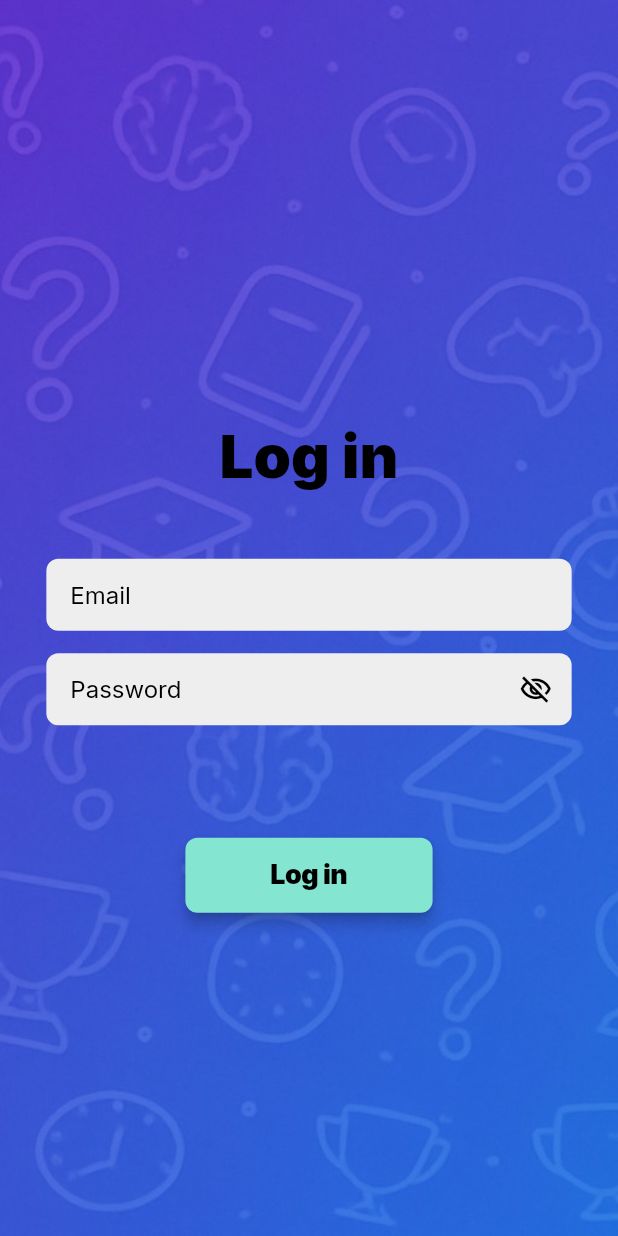
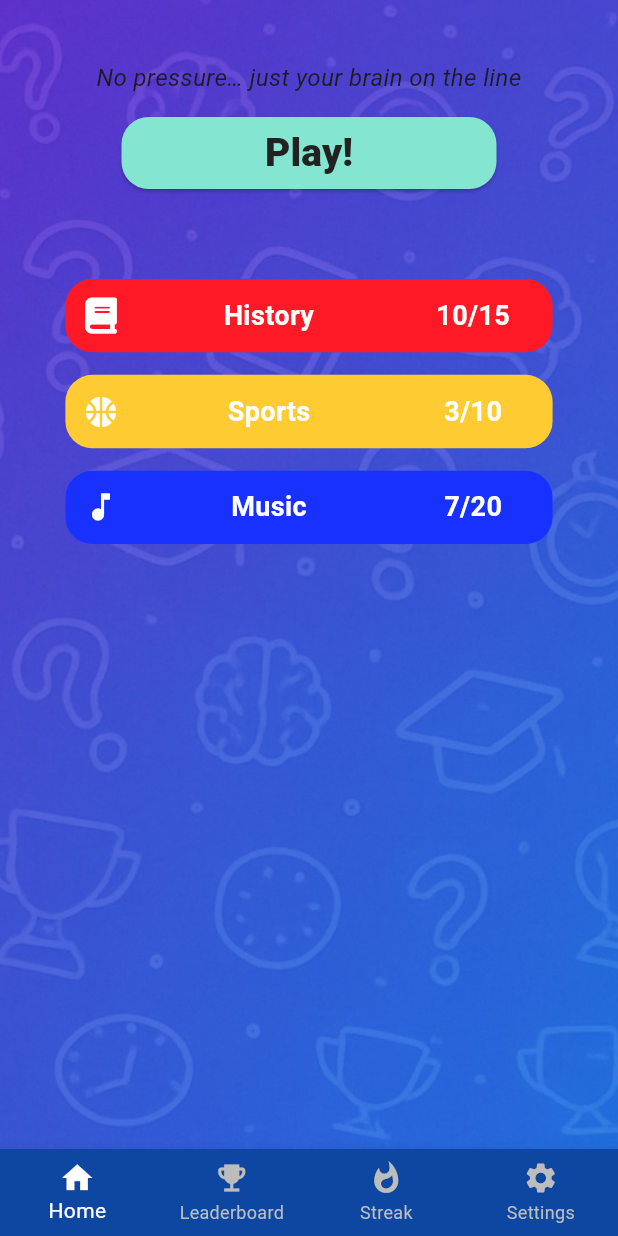
Before and after one commit to MarkoTkalec321/mindly, a Flutter app: the screen it shows after launch, after a tap on "Log in", on a phone screen of 412 x 824 dp. Run offline on Flutter 3.47's test engine with Material 3 defaults, Android fonts, the phone set to English and light mode, and no system bars; our stand-ins replace font_awesome_flutter, google_fonts.

Commit message:
Added home page and menu navigation

```diff
--- a/lib/main.dart
+++ b/lib/main.dart
@@ -3,7 +3,6 @@ import 'screens/auth/login_page.dart';
 
 void main() async {
   WidgetsFlutterBinding.ensureInitialized();
-
   runApp(const MainApp());
 }
 
--- a/lib/screens/auth/login_page.dart
+++ b/lib/screens/auth/login_page.dart
@@ -5,6 +5,7 @@ import 'package:flutter/material.dart';
 import 'package:google_fonts/google_fonts.dart';
 
 import './models/login_page_model.dart';
+import 'package:mindly/screens/menu/main_navigation.dart';
 
 class LoginPageWidget extends StatefulWidget {
   const LoginPageWidget({super.key});
@@ -256,8 +257,13 @@ class _LoginPageWidgetState extends State<LoginPageWidget> {
             Padding(
               padding: EdgeInsetsDirectional.fromSTEB(0, 75, 0, 0),
               child: FFButtonWidget(
-                onPressed: () {
-                  print('Button pressed ...');
+                    onPressed: () {
+                      Navigator.pushReplacement(
+                        context,
+                        MaterialPageRoute(
+                          builder: (context) => const MainNavigation(),
+                        ),
+                      );
                 },
                 text: 'Log in',
                 options: FFButtonOptions(
--- /dev/null
+++ b/lib/screens/home_page/home_page.dart
@@ -0,0 +1,150 @@
+import 'package:flutter/material.dart';
+import 'package:font_awesome_flutter/font_awesome_flutter.dart';
+
+class HomePageWidget extends StatefulWidget {
+  const HomePageWidget({super.key});
+
+  static String routeName = 'MainScreen';
+  static String routePath = '/mainScreen';
+
+  @override
+  State<HomePageWidget> createState() => _HomePageWidgetState();
+}
+
+class _HomePageWidgetState extends State<HomePageWidget> {
+  final scaffoldKey = GlobalKey<ScaffoldState>();
+
+@override
+Widget build(BuildContext context) {
+  return GestureDetector(
+    onTap: () {
+      FocusScope.of(context).unfocus();
+    },
+    child: Scaffold(
+      key: scaffoldKey,
+      body: Container(
+        width: double.infinity,
+        height: double.infinity,
+        decoration: BoxDecoration(
+          image: DecorationImage(
+            image: AssetImage('assets/images/background.png'),
+            fit: BoxFit.cover,
+          ),
+        ),
+        child: SafeArea(
+          child: Column(
+            children: [
+              const SizedBox(height: 40),
+              const Text(
+                'No pressure… just your brain on the line',
+                textAlign: TextAlign.center,
+                style: TextStyle(
+                  fontSize: 16,
+                  fontStyle: FontStyle.italic,
+                ),
+              ),
+              const SizedBox(height: 15),
+              ElevatedButton(
+                onPressed: () {
+                  print('Play pressed ...');
+                },
+                style: ElevatedButton.styleFrom(
+                  backgroundColor: const Color(0xFF84E6D1),
+                  minimumSize: const Size(250, 48),
+                  shape: RoundedRectangleBorder(
+                    borderRadius: BorderRadius.circular(18),
+                  ),
+                ),
+                child: const Text(
+                  'Play!',
+                  style: TextStyle(
+                    fontSize: 26,
+                    fontWeight: FontWeight.w800,
+                    color: Color(0xFF222222),
+                  ),
+                ),
+              ),
+              const SizedBox(height: 60),
+              _buildProgressItem(
+                icon: FontAwesomeIcons.book,
+                label: 'History',
+                progress: '10/15',
+                color: const Color(0xFFFF1927),
+              ),
+              const SizedBox(height: 15),
+              _buildProgressItem(
+                icon: Icons.sports_basketball,
+                label: 'Sports',
+                progress: '3/10',
+                color: const Color(0xFFFFCB32),
+              ),
+              const SizedBox(height: 15),
+              _buildProgressItem(
+                icon: Icons.music_note_sharp,
+                label: 'Music',
+                progress: '7/20',
+                color: const Color(0xFF1931FF),
+              ),
+            ],
+          ),
+        ),
+      ),
+    ),
+  );
+}
+
+
+Widget _buildProgressItem({
+  required IconData icon,
+  required String label,
+  required String progress,
+  required Color color,
+  VoidCallback? onTap,
+}) {
+  return InkWell(
+    onTap: onTap ?? () => print('$label clicked'),
+    borderRadius: BorderRadius.circular(18),
+    child: Container(
+      width: 324.8,
+      height: 48.9,
+      decoration: BoxDecoration(
+        color: color,
+        borderRadius: BorderRadius.circular(18),
+      ),
+      child: Row(
+        mainAxisAlignment: MainAxisAlignment.center,
+        children: [
+          Icon(icon, color: Colors.white, size: 24),
+          const SizedBox(width: 50),
+          SizedBox(
+            width: 100,
+            child: Text(
+              label,
+              textAlign: TextAlign.center,
+              style: const TextStyle(
+                color: Colors.white,
+                fontSize: 18,
+                fontWeight: FontWeight.bold,
+              ),
+            ),
+          ),
+          const SizedBox(width: 45),
+          SizedBox(
+            width: 82.2,
+            child: Text(
+              progress,
+              textAlign: TextAlign.center,
+              style: const TextStyle(
+                color: Colors.white,
+                fontSize: 18,
+                fontWeight: FontWeight.bold,
+              ),
+            ),
+          ),
+        ],
+      ),
+    ),
+  );
+}
+
+}
--- /dev/null
+++ b/lib/screens/menu/main_navigation.dart
@@ -0,0 +1,59 @@
+  import 'package:flutter/material.dart';
+  import 'package:mindly/screens/home_page/home_page.dart';
+
+  class MainNavigation extends StatefulWidget {
+    const MainNavigation({super.key});
+
+     @override
+     State<MainNavigation> createState() => _MainNavigationState();
+  }
+
+  class _MainNavigationState extends State<MainNavigation> {
+    int _selectedIndex = 0;
+
+    void _onItemTapped(int index) {
+      setState(() {
+        _selectedIndex = index;
+      });
+    }
+
+  final List<Widget> _screens = [
+    const HomePageWidget(),
+    Center(child: Text('Leaderboard', style: TextStyle(fontSize: 24))),
+    Center(child: Text('Streak', style: TextStyle(fontSize: 24))),
+    Center(child: Text('Settings', style: TextStyle(fontSize: 24))),
+  ];
+
+    @override
+    Widget build(BuildContext context) {
+      return Scaffold(
+        body: _screens[_selectedIndex],
+        bottomNavigationBar: BottomNavigationBar(
+          currentIndex: _selectedIndex,
+          onTap: _onItemTapped,
+          selectedItemColor: Colors.white,
+          unselectedItemColor: Colors.grey[400],
+          backgroundColor: Colors.blue[900],
+          type: BottomNavigationBarType.fixed,
+          items: const [
+            BottomNavigationBarItem(
+              icon: Icon(Icons.home),
+              label: 'Home',
+            ),
+            BottomNavigationBarItem(
+              icon: Icon(Icons.emoji_events),
+              label: 'Leaderboard',
+            ),
+            BottomNavigationBarItem(
+              icon: Icon(Icons.whatshot),
+              label: 'Streak',
+            ),
+            BottomNavigationBarItem(
+              icon: Icon(Icons.settings),
+              label: 'Settings',
+            ),
+          ],
+        ),
+      );
+    }
+  }
--- a/pubspec.yaml
+++ b/pubspec.yaml
@@ -12,6 +12,7 @@ dependencies:
   google_fonts: ^6.1.0
   provider: ^6.1.1
   window_manager: ^0.3.8
+  font_awesome_flutter: ^10.7.0
 
 dev_dependencies:
   flutter_test:
```
Also changed, not shown: pubspec.lock.
